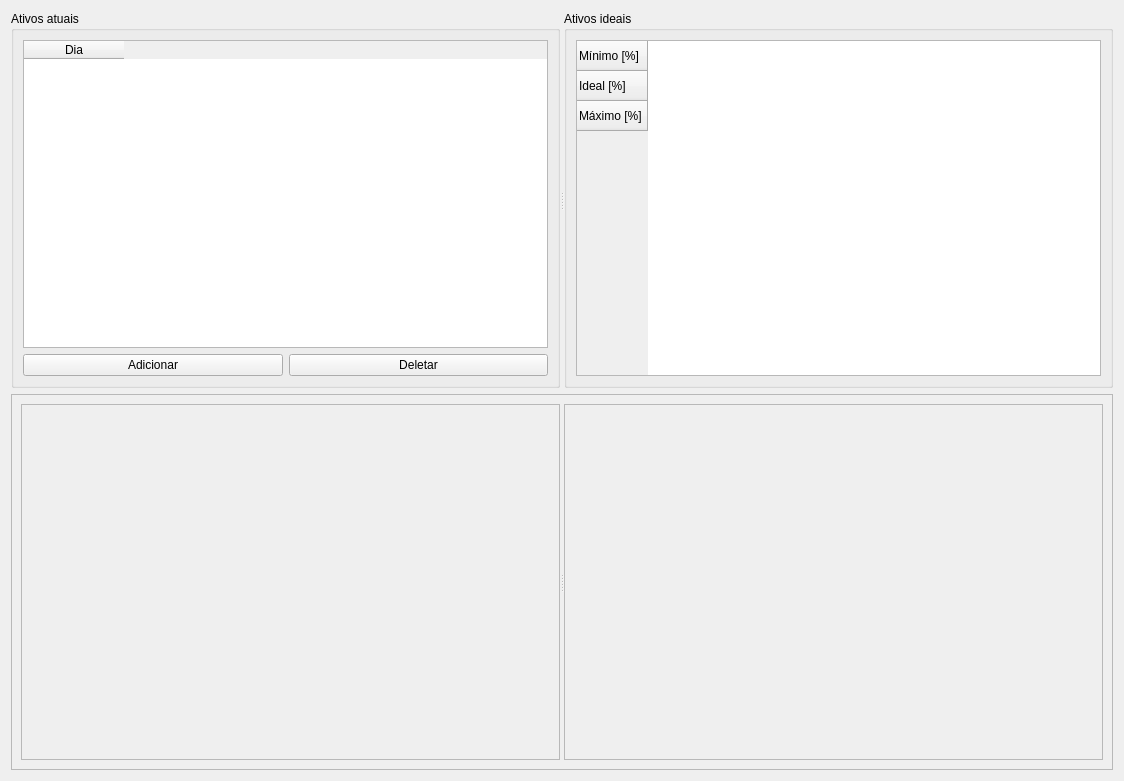
Qt form forms/idealAssetsEditor.ui (gusttav-lang/Financial-Controller) before a commit.
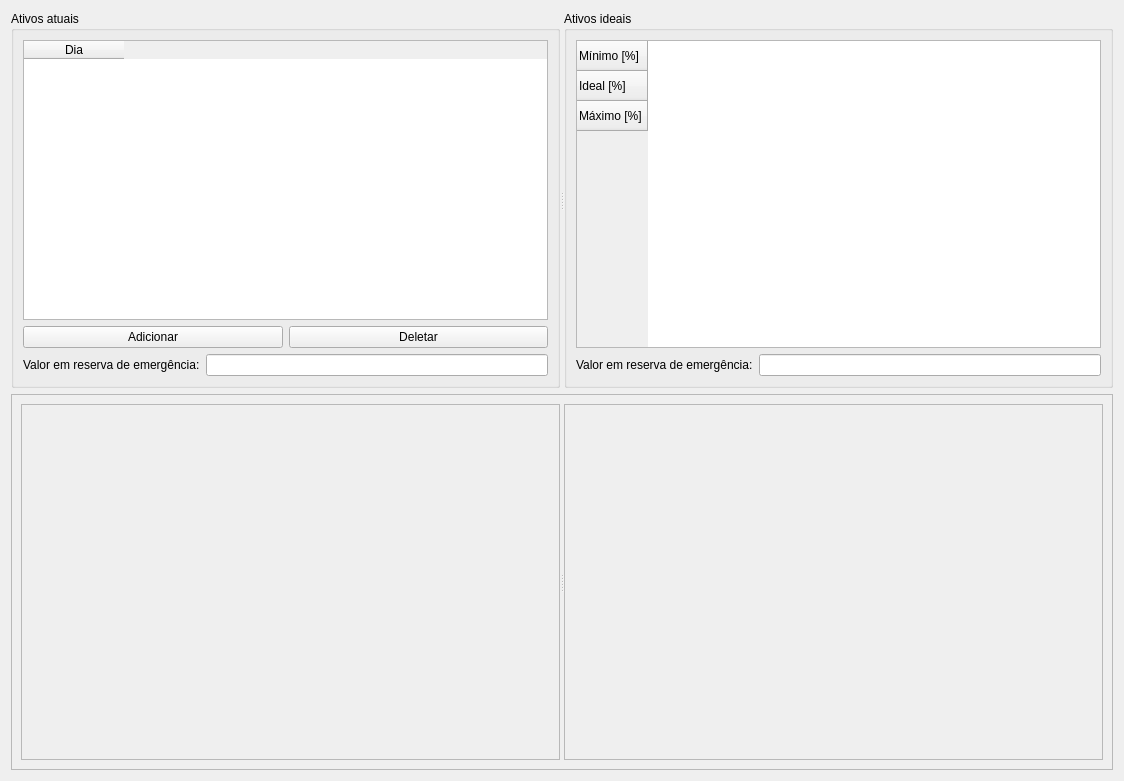
The same form after that commit.

Commit message: adicionado reserva de emergencia em idealAssetsEdt

```diff
--- a/forms/idealAssetsEditor.ui
+++ b/forms/idealAssetsEditor.ui
@@ -51,14 +51,31 @@
          </item>
         </layout>
        </item>
+       <item>
+        <layout class="QFormLayout" name="formLayout">
+         <item row="0" column="0">
+          <widget class="QLabel" name="label">
+           <property name="toolTip">
+            <string>Descontar esse valor do montante em renda fixa</string>
+           </property>
+           <property name="text">
+            <string>Valor em reserva de emergência:</string>
+           </property>
+          </widget>
+         </item>
+         <item row="0" column="1">
+          <widget class="QLineEdit" name="lineEdit_reserva_atual"/>
+         </item>
+        </layout>
+       </item>
       </layout>
      </widget>
      <widget class="QGroupBox" name="groupBox">
       <property name="title">
        <string>Ativos ideais</string>
       </property>
-      <layout class="QGridLayout" name="gridLayout">
-       <item row="0" column="0">
+      <layout class="QVBoxLayout" name="verticalLayout_3">
+       <item>
         <widget class="QTableWidget" name="tableWidget_ideal">
          <row>
           <property name="text">
@@ -77,6 +94,20 @@
          </row>
         </widget>
        </item>
+       <item>
+        <layout class="QFormLayout" name="formLayout_2">
+         <item row="0" column="0">
+          <widget class="QLabel" name="label_2">
+           <property name="text">
+            <string>Valor em reserva de emergência:</string>
+           </property>
+          </widget>
+         </item>
+         <item row="0" column="1">
+          <widget class="QLineEdit" name="lineEdit_reserva_ideal"/>
+         </item>
+        </layout>
+       </item>
       </layout>
      </widget>
     </widget>
```
The commit also changes 7 other files.
